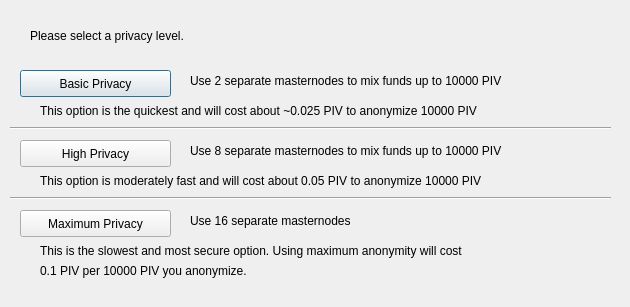
Qt form src/qt/forms/obfuscationconfig.ui (BALLcoin/BALLcoin) before a commit.
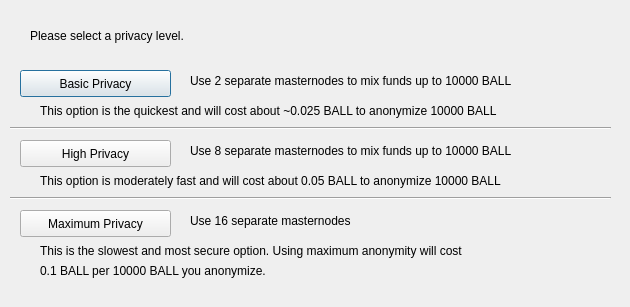
The same form after that commit.

What changed in the file:
```diff
--- a/src/qt/forms/obfuscationconfig.ui
+++ b/src/qt/forms/obfuscationconfig.ui
@@ -75,7 +75,7 @@
     </rect>
    </property>
    <property name="text">
-    <string>Use 2 separate masternodes to mix funds up to 10000 PIV</string>
+    <string>Use 2 separate masternodes to mix funds up to 10000 BALL</string>
    </property>
   </widget>
   <widget class="QLabel" name="label_3">
@@ -88,7 +88,7 @@
     </rect>
    </property>
    <property name="text">
-    <string>Use 8 separate masternodes to mix funds up to 10000 PIV</string>
+    <string>Use 8 separate masternodes to mix funds up to 10000 BALL</string>
    </property>
   </widget>
   <widget class="QLabel" name="label_4">
@@ -114,7 +114,7 @@
     </rect>
    </property>
    <property name="text">
-    <string>This option is the quickest and will cost about ~0.025 PIV to anonymize 10000 PIV</string>
+    <string>This option is the quickest and will cost about ~0.025 BALL to anonymize 10000 BALL</string>
    </property>
   </widget>
   <widget class="QLabel" name="label_7">
@@ -127,7 +127,7 @@
     </rect>
    </property>
    <property name="text">
-    <string>This option is moderately fast and will cost about 0.05 PIV to anonymize 10000 PIV</string>
+    <string>This option is moderately fast and will cost about 0.05 BALL to anonymize 10000 BALL</string>
    </property>
   </widget>
   <widget class="QLabel" name="label_8">
@@ -153,7 +153,7 @@
     </rect>
    </property>
    <property name="text">
-    <string>0.1 PIV per 10000 PIV you anonymize.</string>
+    <string>0.1 BALL per 10000 BALL you anonymize.</string>
    </property>
   </widget>
   <widget class="Line" name="line">
```
